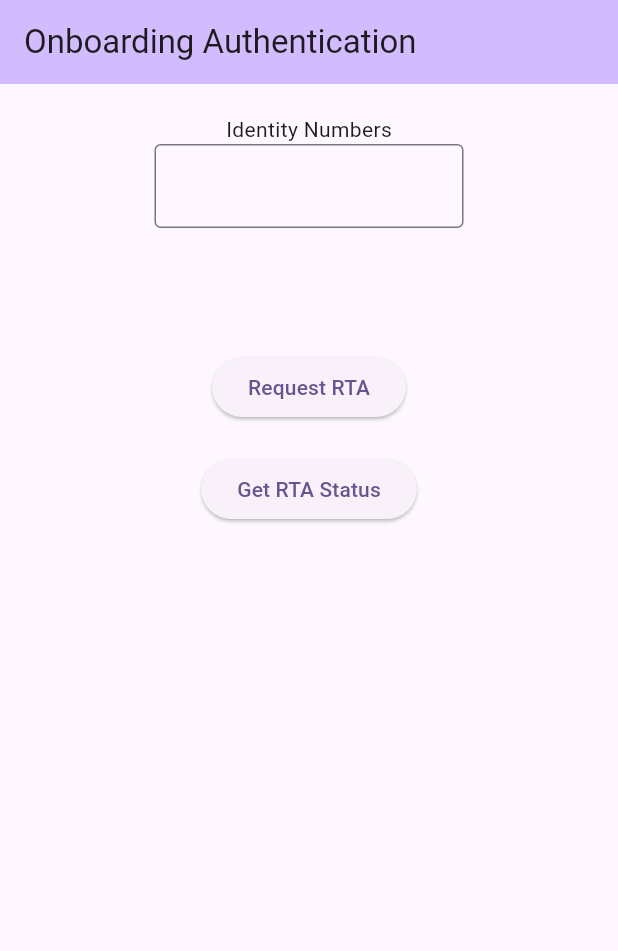
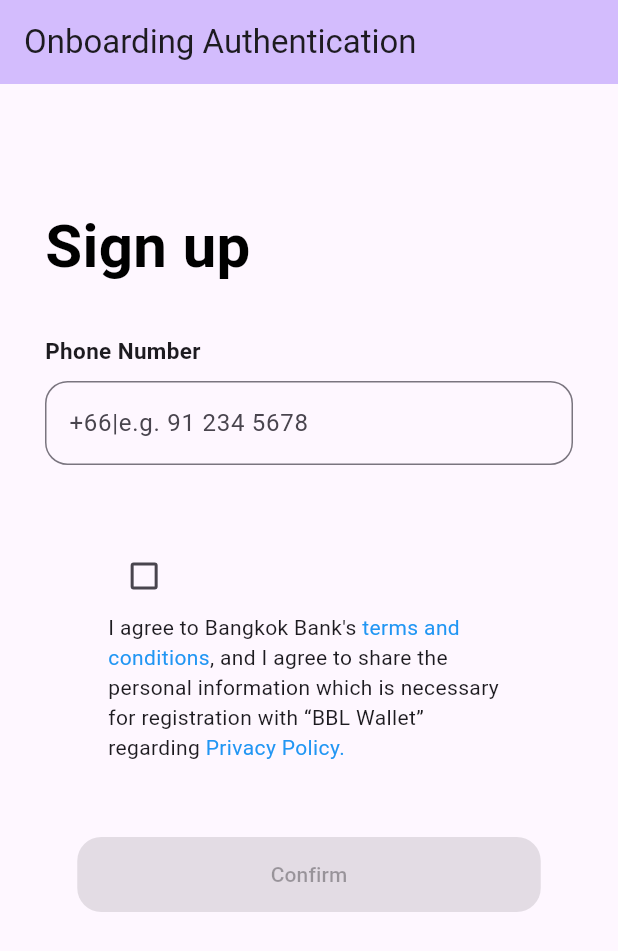
Before and after one commit to vannuwat/Onboarding_integration, a Flutter app: the screen it shows after launch, on a phone screen of 412 x 824 dp. Shown: the top 951 px of the screen. Run offline on Flutter 3.47's test engine with Material 3 defaults, Android fonts, the phone set to English and light mode, and no system bars; our stand-ins replace flutter_riverpod, hooks_riverpod, pinput.

Commit message:
phone no register

```diff
--- /dev/null
+++ b/onboarding_integration/lib/custom_widgets/button_style.dart
@@ -0,0 +1,41 @@
+import 'package:flutter/material.dart';
+
+class CustomButtonStyle extends StatelessWidget {
+  final String text;
+  final void Function()? onPressed;
+  final bool isBlack;
+
+  const CustomButtonStyle({
+    super.key,
+    required this.text,
+    required this.onPressed,
+    required this.isBlack,
+  });
+
+  @override
+  Widget build(BuildContext context) {
+    ButtonStyle blackStyle = ElevatedButton.styleFrom(
+      fixedSize: Size(MediaQuery.of(context).size.width * 0.85, 50),
+      backgroundColor: Colors.black,
+      foregroundColor: Colors.white,
+      shape: RoundedRectangleBorder(
+        borderRadius: BorderRadius.circular(16),
+      ),
+    );
+    ButtonStyle greyStyle = ElevatedButton.styleFrom(
+      fixedSize: Size(MediaQuery.of(context).size.width * 0.85, 50),
+      backgroundColor: Colors.grey,
+      foregroundColor: Colors.black,
+      shape: RoundedRectangleBorder(
+        borderRadius: BorderRadius.circular(16),
+      ),
+    );
+    return(
+      ElevatedButton(
+        style: isBlack ? blackStyle : greyStyle,
+        onPressed: onPressed,
+        child: Text(text),
+      )
+    );
+  }
+}
--- a/onboarding_integration/lib/main.dart
+++ b/onboarding_integration/lib/main.dart
@@ -1,9 +1,15 @@
 import 'package:flutter/material.dart';
+import 'package:hooks_riverpod/hooks_riverpod.dart';
 import 'package:onboarding_integration/page/onboarding.dart';
 import 'dart:async';
 
+import 'package:onboarding_integration/page/sign_up_screen.dart';
+
 void main() {
-  runApp(const MyApp());
+ runApp(
+  ProviderScope(
+    child: const MyApp()),
+  );
 }
 
 class MyApp extends StatefulWidget {
@@ -31,7 +37,7 @@ class _MyAppState extends State<MyApp> {
   Widget build(BuildContext context) {
     return MaterialApp(
       debugShowCheckedModeBanner: false,
-      title: 'Flutter Demo',
+      title: 'BeMerchant Nextgen Demo',
       theme: ThemeData(
         colorScheme: ColorScheme.fromSeed(seedColor: Colors.deepPurple),
         useMaterial3: true,
@@ -53,7 +59,7 @@ class MyHomePage extends StatelessWidget {
         backgroundColor: Theme.of(context).colorScheme.inversePrimary,
         title: Text(title),
       ),
-      body: const OnboardingGenerateRTA(),
+      body: SignUpScreen(),
     );
   }
 }
--- /dev/null
+++ b/onboarding_integration/lib/page/sign_up_screen.dart
@@ -0,0 +1,16 @@
+import 'package:onboarding_integration/sections/input_mobile.dart';
+import 'package:flutter/material.dart';
+
+class SignUpScreen extends StatelessWidget {
+  @override
+  Widget build(BuildContext context) {
+    return (Scaffold(
+      // appBar: AppBar(
+      //   actions: <Widget>[
+      //     LanguageSelection(),
+      //   ],
+      // ),
+      body: InputMobile()
+    ));
+  }
+}
--- /dev/null
+++ b/onboarding_integration/lib/sections/input_mobile.dart
@@ -0,0 +1,151 @@
+import 'package:flutter/gestures.dart';
+import 'package:flutter/material.dart';
+import 'package:onboarding_integration/custom_widgets/button_style.dart';
+import 'package:onboarding_integration/page/sms_verification_screen.dart';
+
+class InputMobile extends StatefulWidget {
+  @override
+  State<InputMobile> createState() => _InputMobileState();
+}
+
+class _InputMobileState extends State<InputMobile> {
+  late TextEditingController _controller;
+  late bool _isChecked;
+
+  @override
+  void initState() {
+    super.initState();
+    _controller = TextEditingController();
+    _isChecked = false;
+  }
+
+  @override
+  void dispose() {
+    _controller.dispose();
+    super.dispose();
+  }
+
+  bool isNumeric(String s) {
+    return int.tryParse(s) != null && s.length == 9;
+  }
+
+  @override
+  Widget build(BuildContext context) {
+    return (Container(
+        padding: EdgeInsets.all(30),
+        child: Column(children: [
+          Column(crossAxisAlignment: CrossAxisAlignment.center, children: [
+            SizedBox(
+              height: 50,
+            ),
+            Column(crossAxisAlignment: CrossAxisAlignment.start, children: [
+              Text("Sign up",
+                  style: TextStyle(
+                      fontSize: 40,
+                      fontWeight: FontWeight.bold,
+                      color: Colors.black)),
+              SizedBox(
+                height: 30,
+              ),
+              Text("Phone Number",
+                  style: TextStyle(fontSize: 15, fontWeight: FontWeight.w600)),
+              SizedBox(
+                height: 10,
+              ),
+              TextFormField(
+                controller: _controller,
+                obscureText: false,
+                decoration: InputDecoration(
+                  border: OutlineInputBorder(
+                      borderRadius: BorderRadius.all(Radius.circular(15))),
+                  hintText: '+66|e.g. 91 234 5678',
+                ),
+              ),
+            ])
+          ]),
+          SizedBox(height: 50),
+          Container(
+            alignment: Alignment.center,
+            width: MediaQuery.of(context).size.width * 0.75,
+            child: Column(
+                crossAxisAlignment: CrossAxisAlignment.center,
+                children: [
+                  Wrap(
+                    children: <Widget>[
+                      Checkbox(
+                        activeColor: Colors.blue,
+                          value: _isChecked,
+                          onChanged: (bool? value) {
+                            setState(() {
+                              _isChecked = value!;
+                            });
+                          }),
+                      SizedBox(
+                        width: MediaQuery.of(context).size.width * 0.65,
+                        child: RichText(
+                          text: TextSpan(
+                            style: DefaultTextStyle.of(context).style,
+                            children: <TextSpan>[
+                              TextSpan(text: "I agree to Bangkok Bank's "),
+                              TextSpan(
+                                text: "terms and conditions",
+                                style: TextStyle(color: Colors.blue),
+                                recognizer: TapGestureRecognizer()
+                                  ..onTap = () {
+                                    //terms and conditions link
+                                  },
+                              ),
+                              TextSpan(
+                                  text: ", and I agree to share the personal information which is necessary for registration with “BBL Wallet” regarding "),
+                              TextSpan(
+                                  text: "Privacy Policy.",
+                                  style: TextStyle(color: Colors.blue),
+                                  recognizer: TapGestureRecognizer()
+                                    ..onTap = () {
+                                      //Privacy link
+                                    }),
+                            ],
+                          ),
+                        ),
+                      )
+                    ],
+                  ),
+                  SizedBox(height: 50),
+                  CustomButtonStyle(
+                      isBlack: _isChecked,
+                      onPressed: !_isChecked ? null : () async {
+                        if (!isNumeric(_controller.text) || !_isChecked) {
+                          // error input
+                          await showDialog(
+                              context: context,
+                              builder: (BuildContext context) {
+                                return AlertDialog(
+                                    title: const Text('Warning'),
+                                    content: Text(
+                                        '${_controller.text}${" is not a phone numbers"}'),
+                                    actions: <Widget>[
+                                      TextButton(
+                                          onPressed: () {
+                                            Navigator.pop(context);
+                                            _controller.clear();
+                                            setState(() {
+                                              _isChecked = false;
+                                            });
+                                          },
+                                          child: Text("OK"))
+                                    ]);
+                              });
+                        }
+                        else{
+                          Navigator.push(
+                            context,
+                            MaterialPageRoute(builder: (context) => SmsVerificationScreen(phoneNo: _controller.text)),
+                          );
+                        }
+                      },
+                      text: "Confirm")
+                ]),
+          ),
+        ])));
+  }
+}
--- a/onboarding_integration/pubspec.yaml
+++ b/onboarding_integration/pubspec.yaml
@@ -39,6 +39,8 @@ dependencies:
   intl: ^0.19.0
   uuid: ^4.4.0
   url_launcher: ^6.3.0
+  hooks_riverpod: ^2.5.1
+  pinput: ^5.0.0
 
 dev_dependencies:
   flutter_test:
```
Also changed, not shown: onboarding_integration/lib/custom_widgets/color_list.dart (added, +9 -0 lines), onboarding_integration/lib/custom_widgets/curve_painter.dart (added, +36 -0 lines), onboarding_integration/lib/custom_widgets/success_textStyle.dart (added, +20 -0 lines), onboarding_integration/lib/page/sms_verification_screen.dart (added, +38 -0 lines), onboarding_integration/lib/page/success_screen.dart (added, +12 -0 lines), onboarding_integration/lib/sections/sms_veri_body.dart (added, +37 -0 lines), onboarding_integration/lib/sections/sms_veri_pin_input.dart (added, +124 -0 lines), onboarding_integration/lib/sections/success_display.dart (added, +40 -0 lines), 1 other file.
